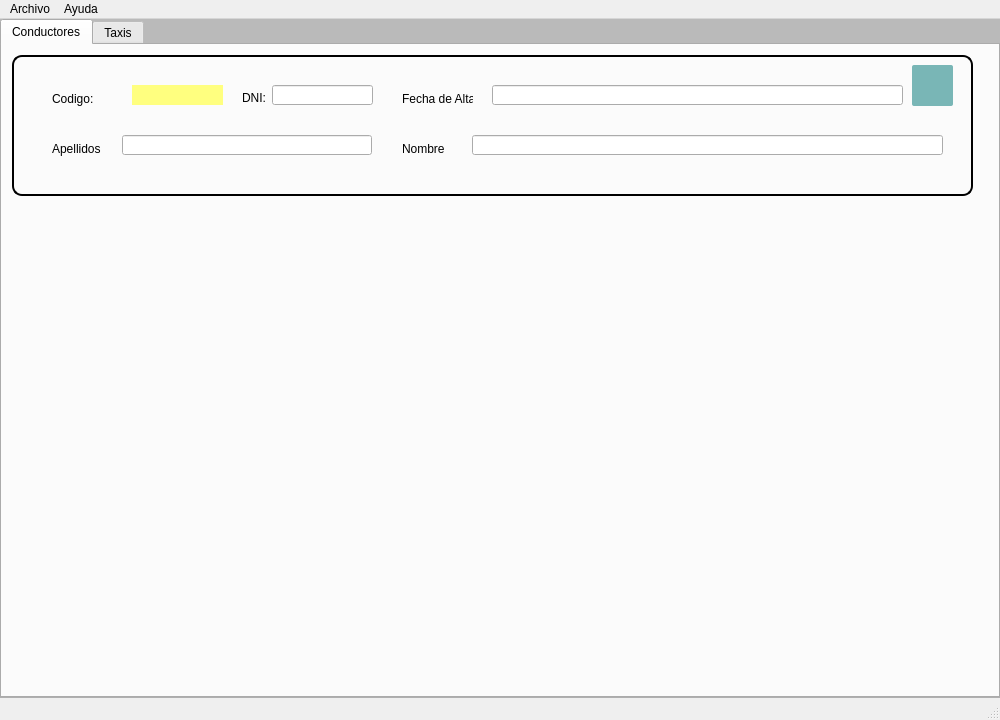
Before: the Qt Designer form MainWindow.ui in javierlago/lagoamoedo, drawn with Qt 5.
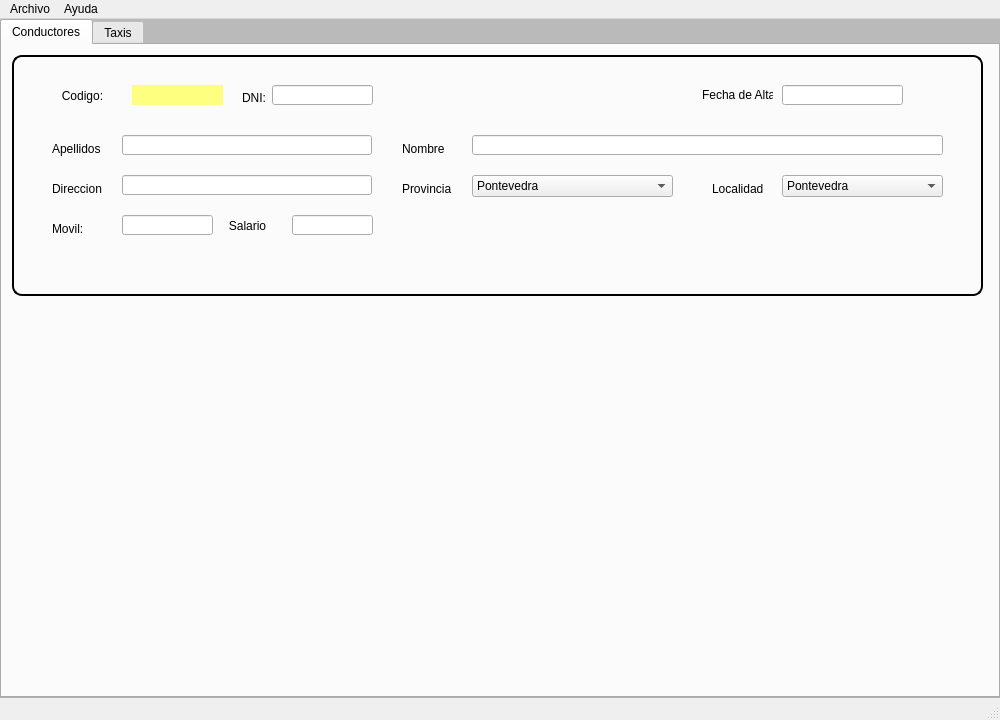
After: the same form once the commit is applied. Icons and pictures are not drawn.

```diff
--- a/MainWindow.ui
+++ b/MainWindow.ui
@@ -123,8 +123,8 @@
             <rect>
              <x>10</x>
              <y>10</y>
-             <width>961</width>
-             <height>141</height>
+             <width>971</width>
+             <height>241</height>
             </rect>
            </property>
            <property name="sizePolicy">
@@ -193,7 +193,7 @@
              <string>Codigo:</string>
             </property>
             <property name="alignment">
-             <set>Qt::AlignBottom|Qt::AlignLeading|Qt::AlignLeft</set>
+             <set>Qt::AlignCenter</set>
             </property>
            </widget>
            <widget class="QLineEdit" name="txtDni_2">
@@ -244,7 +244,7 @@
            <widget class="QLabel" name="tltDate">
             <property name="geometry">
              <rect>
-              <x>390</x>
+              <x>690</x>
               <y>30</y>
               <width>71</width>
               <height>21</height>
@@ -257,7 +257,7 @@
              <string>&lt;html&gt;&lt;head/&gt;&lt;body&gt;&lt;p&gt;Fecha de Alta:&lt;/p&gt;&lt;/body&gt;&lt;/html&gt;</string>
             </property>
             <property name="alignment">
-             <set>Qt::AlignBottom|Qt::AlignLeading|Qt::AlignLeft</set>
+             <set>Qt::AlignCenter</set>
             </property>
            </widget>
            <widget class="QLabel" name="lblName">
@@ -292,9 +292,9 @@
            <widget class="QLineEdit" name="txtDate">
             <property name="geometry">
              <rect>
-              <x>480</x>
+              <x>770</x>
               <y>30</y>
-              <width>411</width>
+              <width>121</width>
               <height>20</height>
              </rect>
             </property>
@@ -310,7 +310,7 @@
             </property>
             <property name="styleSheet">
              <string notr="true">border-radius:2px;
-background-color: rgb(121, 182, 182);</string>
+</string>
             </property>
             <property name="text">
              <string/>
@@ -326,6 +326,203 @@
              </size>
             </property>
            </widget>
+           <widget class="QLabel" name="lblCheckDNI">
+            <property name="geometry">
+             <rect>
+              <x>365</x>
+              <y>30</y>
+              <width>20</width>
+              <height>20</height>
+             </rect>
+            </property>
+            <property name="font">
+             <font>
+              <family>Ravie</family>
+              <pointsize>16</pointsize>
+              <weight>50</weight>
+              <bold>false</bold>
+             </font>
+            </property>
+            <property name="text">
+             <string/>
+            </property>
+            <property name="scaledContents">
+             <bool>false</bool>
+            </property>
+            <property name="alignment">
+             <set>Qt::AlignCenter</set>
+            </property>
+           </widget>
+           <widget class="QLineEdit" name="txtDireccion">
+            <property name="geometry">
+             <rect>
+              <x>110</x>
+              <y>120</y>
+              <width>250</width>
+              <height>20</height>
+             </rect>
+            </property>
+            <property name="minimumSize">
+             <size>
+              <width>250</width>
+              <height>20</height>
+             </size>
+            </property>
+            <property name="maximumSize">
+             <size>
+              <width>250</width>
+              <height>20</height>
+             </size>
+            </property>
+           </widget>
+           <widget class="QLabel" name="lblStreet">
+            <property name="geometry">
+             <rect>
+              <x>40</x>
+              <y>120</y>
+              <width>51</width>
+              <height>21</height>
+             </rect>
+            </property>
+            <property name="styleSheet">
+             <string notr="true"/>
+            </property>
+            <property name="text">
+             <string>Direccion</string>
+            </property>
+            <property name="alignment">
+             <set>Qt::AlignBottom|Qt::AlignLeading|Qt::AlignLeft</set>
+            </property>
+           </widget>
+           <widget class="QLineEdit" name="txtMovil">
+            <property name="geometry">
+             <rect>
+              <x>110</x>
+              <y>160</y>
+              <width>91</width>
+              <height>20</height>
+             </rect>
+            </property>
+           </widget>
+           <widget class="QLabel" name="lblMovil">
+            <property name="geometry">
+             <rect>
+              <x>40</x>
+              <y>160</y>
+              <width>51</width>
+              <height>21</height>
+             </rect>
+            </property>
+            <property name="styleSheet">
+             <string notr="true"/>
+            </property>
+            <property name="text">
+             <string>Movil:</string>
+            </property>
+            <property name="alignment">
+             <set>Qt::AlignBottom|Qt::AlignLeading|Qt::AlignLeft</set>
+            </property>
+           </widget>
+           <widget class="QLabel" name="lblLocalidad">
+            <property name="geometry">
+             <rect>
+              <x>700</x>
+              <y>120</y>
+              <width>51</width>
+              <height>21</height>
+             </rect>
+            </property>
+            <property name="styleSheet">
+             <string notr="true"/>
+            </property>
+            <property name="text">
+             <string>Localidad</string>
+            </property>
+            <property name="alignment">
+             <set>Qt::AlignBottom|Qt::AlignLeading|Qt::AlignLeft</set>
+            </property>
+           </widget>
+           <widget class="QComboBox" name="cmbLocalidad">
+            <property name="geometry">
+             <rect>
+              <x>770</x>
+              <y>120</y>
+              <width>161</width>
+              <height>22</height>
+             </rect>
+            </property>
+            <item>
+             <property name="text">
+              <string>Pontevedra</string>
+             </property>
+            </item>
+           </widget>
+           <widget class="QLabel" name="lblProvincia">
+            <property name="geometry">
+             <rect>
+              <x>390</x>
+              <y>120</y>
+              <width>51</width>
+              <height>21</height>
+             </rect>
+            </property>
+            <property name="styleSheet">
+             <string notr="true"/>
+            </property>
+            <property name="text">
+             <string>Provincia</string>
+            </property>
+            <property name="alignment">
+             <set>Qt::AlignBottom|Qt::AlignLeading|Qt::AlignLeft</set>
+            </property>
+           </widget>
+           <widget class="QComboBox" name="cmbProvincia">
+            <property name="geometry">
+             <rect>
+              <x>460</x>
+              <y>120</y>
+              <width>201</width>
+              <height>22</height>
+             </rect>
+            </property>
+            <item>
+             <property name="text">
+              <string>Pontevedra</string>
+             </property>
+            </item>
+           </widget>
+           <widget class="QLabel" name="lblSalario">
+            <property name="geometry">
+             <rect>
+              <x>210</x>
+              <y>160</y>
+              <width>51</width>
+              <height>21</height>
+             </rect>
+            </property>
+            <property name="styleSheet">
+             <string notr="true"/>
+            </property>
+            <property name="text">
+             <string>Salario</string>
+            </property>
+            <property name="alignment">
+             <set>Qt::AlignCenter</set>
+            </property>
+           </widget>
+           <widget class="QLineEdit" name="txtSalario">
+            <property name="geometry">
+             <rect>
+              <x>280</x>
+              <y>160</y>
+              <width>81</width>
+              <height>20</height>
+             </rect>
+            </property>
+            <property name="text">
+             <string/>
+            </property>
+           </widget>
           </widget>
          </widget>
          <widget class="QWidget" name="tabCars">
```
Left out of the diff: 3 changed lines with no effect on the pictures.
